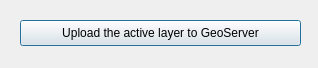
GFDRR/geoserver_bridge, file geoserver_qgis/upload_dialog_ui.ui: the form before one commit.
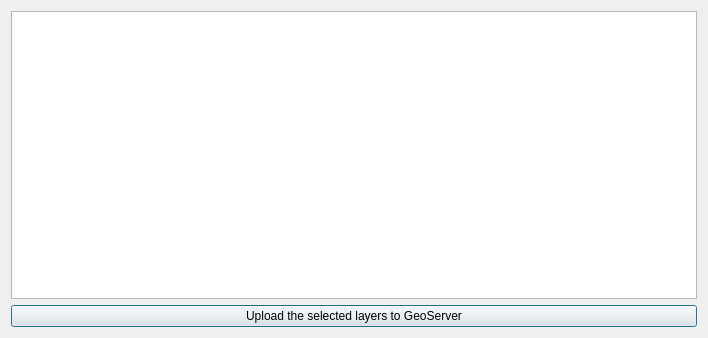
The form after the commit.

Commit message: Add table GUI to upload layers

Patch:
```diff
--- a/geoserver_qgis/upload_dialog_ui.ui
+++ b/geoserver_qgis/upload_dialog_ui.ui
@@ -6,26 +6,25 @@
    <rect>
     <x>0</x>
     <y>0</y>
-    <width>318</width>
-    <height>68</height>
+    <width>708</width>
+    <height>338</height>
    </rect>
   </property>
   <property name="windowTitle">
    <string>GeoServer Bridge - Upload layers</string>
   </property>
+  <layout class="QGridLayout" name="gridLayout">
+   <item row="1" column="0">
   <widget class="QPushButton" name="pbnUpload">
-   <property name="geometry">
-    <rect>
-     <x>20</x>
-     <y>20</y>
-     <width>281</width>
-     <height>26</height>
-    </rect>
-   </property>
    <property name="text">
-    <string>Upload the active layer to GeoServer</string>
-   </property>
-  </widget>
+      <string>Upload the selected layers to GeoServer</string>
+     </property>
+    </widget>
+   </item>
+   <item row="0" column="0">
+    <widget class="QTableView" name="layerTableView"/>
+   </item>
+  </layout>
  </widget>
  <resources/>
  <connections/>
```
Lines whose indentation alone changed are shown as unchanged. The commit also changes 5 other files.
